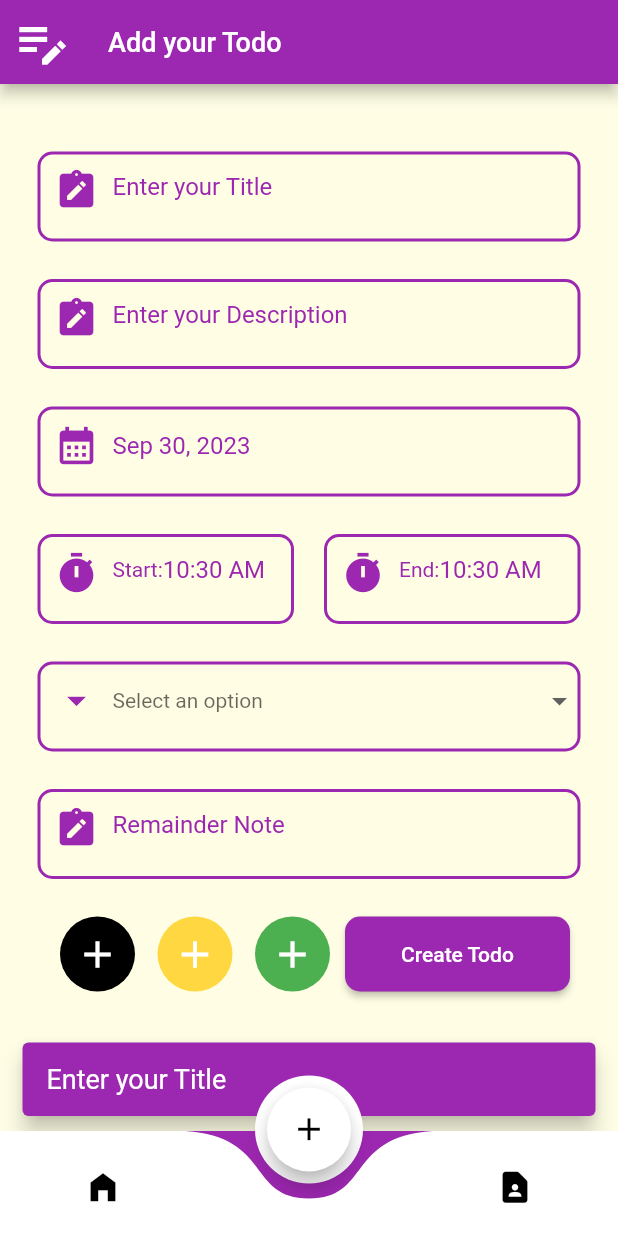
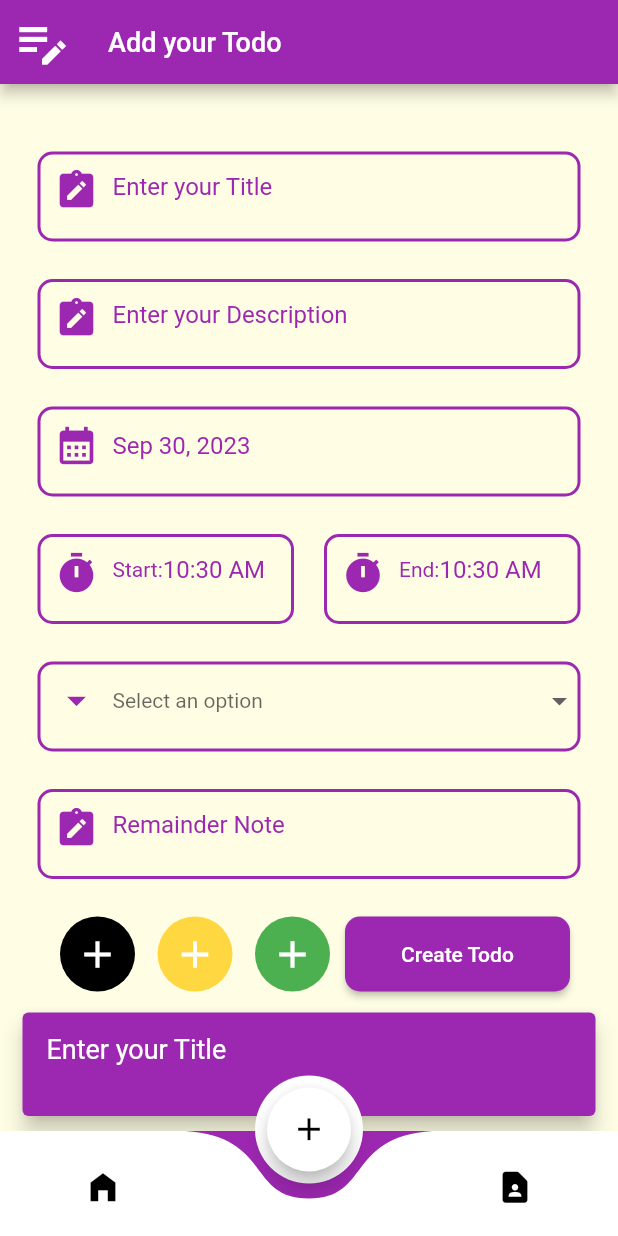
Before and after one commit to shanuDhanusha/todo, a Flutter app: the screen it shows after launch, item 2 of the bottom bar chosen, after a tap on "Create Todo", on a phone screen of 412 x 824 dp. Run offline on Flutter 3.47's test engine with Material 2 defaults, Android fonts, the light colour scheme and no system bars; drawn by our look-alikes of curved_navigation_bar; our stand-ins replace fluttertoast.

Commit message:
make home

```diff
--- a/lib/componets/UserInput.dart
+++ b/lib/componets/UserInput.dart
@@ -273,10 +273,14 @@ class _UserInputState extends State<UserInput> {
     scaffold.showSnackBar(
       SnackBar(
           backgroundColor: Colors.purple,
-             content:Text(
-              message,
-              style: const TextStyle(fontSize: 18.0,color: Colors.white),  // Adjust the font size as needed
+             content:Container(
+                margin: EdgeInsets.only(bottom:20 ),
+               child: Text(
+                message,
+                style: const TextStyle(fontSize: 18.0,color: Colors.white),
+                 softWrap: true,// Adjust the font size as needed
           ),
+             ),
           duration: const Duration(seconds: 3),  // Adjust the display duration as needed
           behavior: SnackBarBehavior.floating,
         ),
@@ -287,6 +291,10 @@ class _UserInputState extends State<UserInput> {
   void validateData(BuildContext context){
       if(title.isEmpty ||title==null){
         showToast(context,'Enter your Title');
+        return;
+      }
+      if(title.length>25){
+        showToast(context, "Title should be less  15 than character");
         return;
       }
       if(discriptTodo.isEmpty|| discriptTodo==null){
```
Also changed, not shown: lib/componets/Compled.dart (+3 -39 lines), lib/home.dart (+2 -83 lines), lib/model/DataArray.dart (+1 -30 lines).
